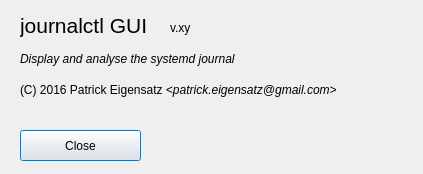
First picture: the form in ui/aboutdialog.ui, repository pentix/qjournalctl, before the edit.
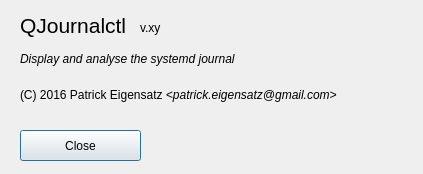
Second picture: the form after the edit.

Commit message:
Renamed project to QJournalctl
Release 0.2

Diff of the .ui file:
```diff
--- a/ui/aboutdialog.ui
+++ b/ui/aboutdialog.ui
@@ -31,13 +31,13 @@
     </font>
    </property>
    <property name="text">
-    <string>journalctl GUI</string>
+    <string>QJournalctl</string>
    </property>
   </widget>
   <widget class="QLabel" name="versionLabel">
    <property name="geometry">
     <rect>
-     <x>170</x>
+     <x>140</x>
      <y>20</y>
      <width>181</width>
      <height>16</height>
@@ -51,7 +51,7 @@
    <property name="geometry">
     <rect>
      <x>20</x>
-     <y>80</y>
+     <y>85</y>
      <width>361</width>
      <height>21</height>
     </rect>
```
Left out of the diff: 2 changed lines with no effect on the pictures. The commit also changes 7 other files.
